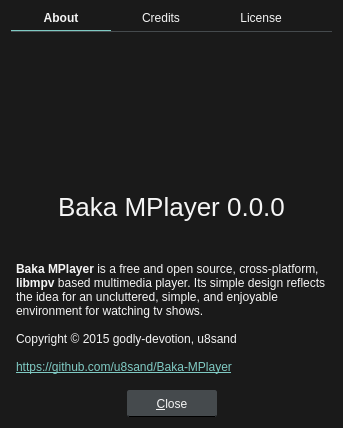
This is src/ui/aboutdialog.ui in u8sand/Baka-MPlayer as Qt 5 draws it before an edit. The edited form follows.
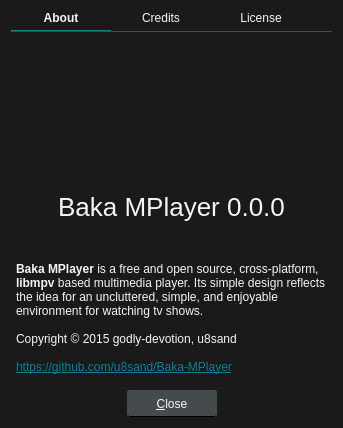
This is the edited form. Icons and pictures are not drawn.

Commit message: Revert back to original primary color

Diff of the .ui file:
```diff
--- a/src/ui/aboutdialog.ui
+++ b/src/ui/aboutdialog.ui
@@ -56,7 +56,7 @@
 	width: 6px;
 }
 QScrollBar::handle:vertical {
-	background: #7FCAC3;
+	background: #008098;
 	border-radius: 2px;
 	min-height: 10px;
 }
@@ -79,7 +79,7 @@
 	padding-top: 1px;
 }
 QScrollBar::handle:horizontal {
-	background: #7FCAC3;
+	background: #008098;
 	border-radius: 2px;
 	min-width: 10px;
 }
@@ -116,7 +116,7 @@
 	min-width: 100px;
 }
 QTabBar::tab:selected {
-	border-bottom: 1px solid #7FCAC3;
+	border-bottom: 1px solid #008098;
 	font-weight: bold;
 }
 QTabBar::tab:!selected {
@@ -192,7 +192,7 @@
        <item>
         <widget class="QLabel" name="infoLabel">
          <property name="text">
-          <string>&lt;html&gt;&lt;head/&gt;&lt;body&gt;&lt;p&gt;&lt;b&gt;Baka MPlayer&lt;/b&gt; is a free and open source, cross-platform, &lt;b&gt;libmpv&lt;/b&gt; based multimedia player. Its simple design reflects the idea for an uncluttered, simple, and enjoyable environment for watching tv shows.&lt;br&gt;&lt;br&gt;Copyright © 2015 godly-devotion, u8sand&lt;br&gt;&lt;br&gt;&lt;a href=&quot;https://github.com/u8sand/Baka-MPlayer&quot;&gt;&lt;span style=&quot; text-decoration: underline; color:#7FCAC3;&quot;&gt;https://github.com/u8sand/Baka-MPlayer&lt;/span&gt;&lt;/a&gt;&lt;/p&gt;&lt;/body&gt;&lt;/html&gt;</string>
+          <string>&lt;html&gt;&lt;head/&gt;&lt;body&gt;&lt;p&gt;&lt;b&gt;Baka MPlayer&lt;/b&gt; is a free and open source, cross-platform, &lt;b&gt;libmpv&lt;/b&gt; based multimedia player. Its simple design reflects the idea for an uncluttered, simple, and enjoyable environment for watching tv shows.&lt;br&gt;&lt;br&gt;Copyright © 2015 godly-devotion, u8sand&lt;br&gt;&lt;br&gt;&lt;a href=&quot;https://github.com/u8sand/Baka-MPlayer&quot;&gt;&lt;span style=&quot; text-decoration: underline; color:#008098;&quot;&gt;https://github.com/u8sand/Baka-MPlayer&lt;/span&gt;&lt;/a&gt;&lt;/p&gt;&lt;/body&gt;&lt;/html&gt;</string>
          </property>
          <property name="alignment">
           <set>Qt::AlignLeading|Qt::AlignLeft|Qt::AlignTop</set>
```
Left out of the diff: 2 changed lines with no effect on the pictures. The commit also changes 15 other files.
